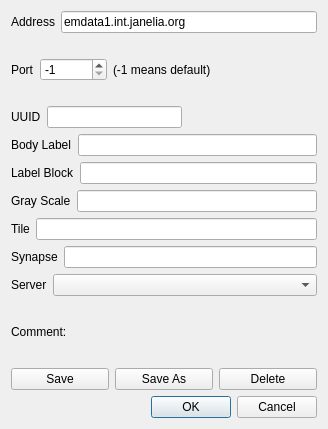
Qt form neurolabi/gui/dialogs/zdviddialog.ui (janelia-flyem/NeuTu) before a commit.
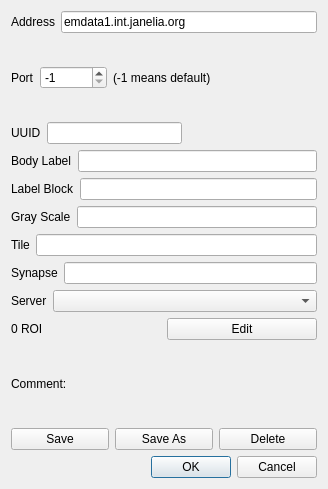
The same form after that commit.

Patch:
```diff
--- a/neurolabi/gui/dialogs/zdviddialog.ui
+++ b/neurolabi/gui/dialogs/zdviddialog.ui
@@ -7,7 +7,7 @@
     <x>0</x>
     <y>0</y>
     <width>328</width>
-    <height>429</height>
+    <height>489</height>
    </rect>
   </property>
   <property name="sizePolicy">
@@ -204,6 +204,24 @@
      </item>
     </layout>
    </item>
+   <item>
+    <layout class="QHBoxLayout" name="horizontalLayout_13">
+     <item>
+      <widget class="QLabel" name="roiLabel">
+       <property name="text">
+        <string>0 ROI</string>
+       </property>
+      </widget>
+     </item>
+     <item>
+      <widget class="QPushButton" name="roiPushButton">
+       <property name="text">
+        <string>Edit</string>
+       </property>
+      </widget>
+     </item>
+    </layout>
+   </item>
    <item>
     <layout class="QHBoxLayout" name="horizontalLayout_6">
      <item>
```
